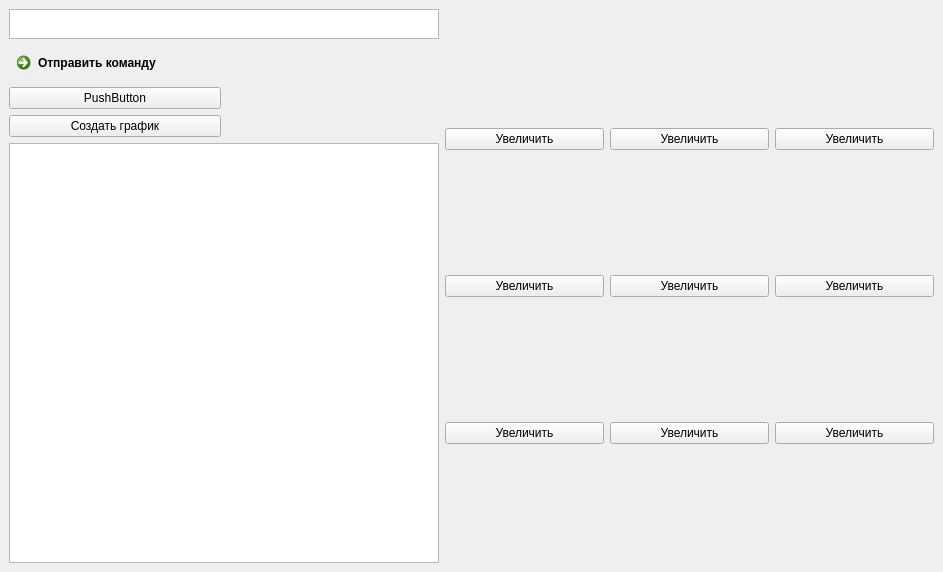
The window that ground/unisat-gcs/src/unisat_gcs/server/gcs_ui.ui (Unica-RocketSpace/CanSat-2018) describes before a commit, drawn with Qt 5.
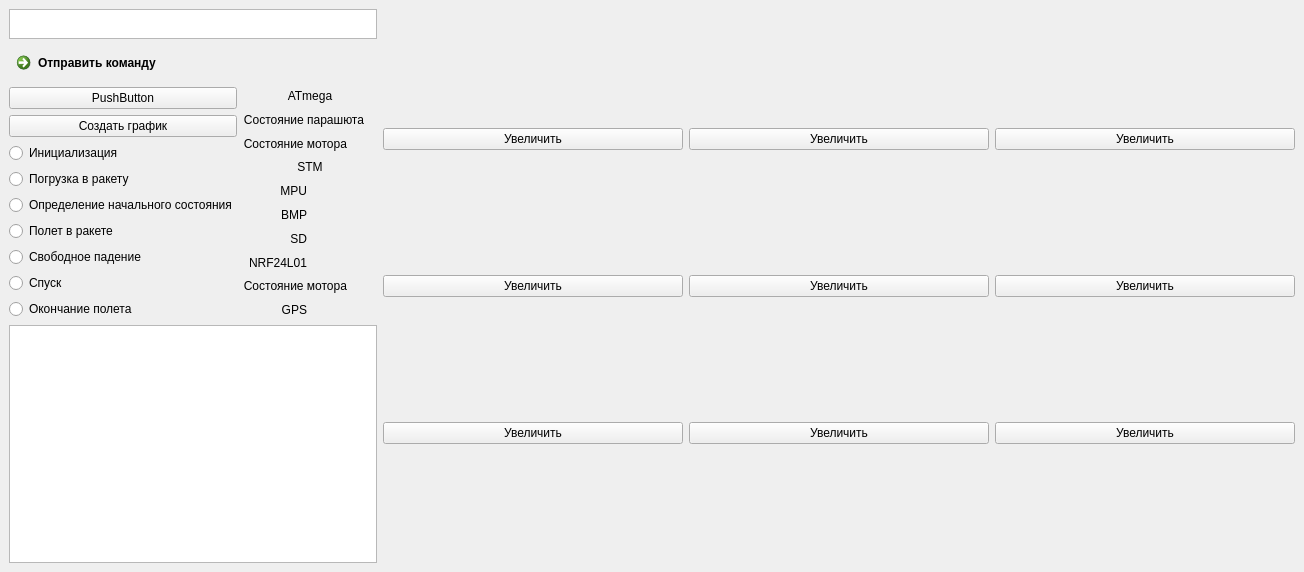
The same window after the commit.

Diff of the .ui file:
```diff
--- a/ground/unisat-gcs/src/unisat_gcs/server/gcs_ui.ui
+++ b/ground/unisat-gcs/src/unisat_gcs/server/gcs_ui.ui
@@ -76,14 +76,279 @@
             </property>
            </widget>
           </item>
+          <item>
+           <layout class="QHBoxLayout" name="horizontalLayout_9">
+            <item>
+             <widget class="QRadioButton" name="Init">
+              <property name="text">
+               <string>Инициализация</string>
+              </property>
+             </widget>
+            </item>
+           </layout>
+          </item>
+          <item>
+           <layout class="QHBoxLayout" name="horizontalLayout_8">
+            <item>
+             <widget class="QRadioButton" name="keep_in_rocket">
+              <property name="text">
+               <string>Погрузка в ракету</string>
+              </property>
+             </widget>
+            </item>
+           </layout>
+          </item>
+          <item>
+           <layout class="QHBoxLayout" name="horizontalLayout_10">
+            <item>
+             <widget class="QRadioButton" name="zero_states">
+              <property name="text">
+               <string>Определение начального состояния</string>
+              </property>
+             </widget>
+            </item>
+           </layout>
+          </item>
+          <item>
+           <layout class="QHBoxLayout" name="horizontalLayout_11">
+            <item>
+             <widget class="QRadioButton" name="fly">
+              <property name="text">
+               <string>Полет в ракете</string>
+              </property>
+             </widget>
+            </item>
+           </layout>
+          </item>
+          <item>
+           <layout class="QHBoxLayout" name="horizontalLayout_12">
+            <item>
+             <widget class="QRadioButton" name="fall">
+              <property name="text">
+               <string>Свободное падение</string>
+              </property>
+             </widget>
+            </item>
+           </layout>
+          </item>
+          <item>
+           <layout class="QHBoxLayout" name="horizontalLayout_13">
+            <item>
+             <widget class="QRadioButton" name="slow_falling">
+              <property name="text">
+               <string>Спуск</string>
+              </property>
+             </widget>
+            </item>
+           </layout>
+          </item>
+          <item>
+           <layout class="QHBoxLayout" name="horizontalLayout_14">
+            <item>
+             <widget class="QRadioButton" name="the_end">
+              <property name="text">
+               <string>Окончание полета</string>
+              </property>
+             </widget>
+            </item>
+           </layout>
+          </item>
          </layout>
         </item>
         <item>
-         <widget class="QLabel" name="state">
-          <property name="text">
-           <string/>
-          </property>
-         </widget>
+         <layout class="QVBoxLayout" name="verticalLayout_5">
+          <item>
+           <widget class="QLabel" name="label_5">
+            <property name="text">
+             <string>ATmega</string>
+            </property>
+            <property name="alignment">
+             <set>Qt::AlignCenter</set>
+            </property>
+           </widget>
+          </item>
+          <item>
+           <layout class="QHBoxLayout" name="horizontalLayout_6">
+            <item>
+             <widget class="QLabel" name="label">
+              <property name="text">
+               <string>Состояние парашюта</string>
+              </property>
+              <property name="alignment">
+               <set>Qt::AlignRight|Qt::AlignTrailing|Qt::AlignVCenter</set>
+              </property>
+             </widget>
+            </item>
+            <item>
+             <widget class="QLabel" name="state_para">
+              <property name="text">
+               <string/>
+              </property>
+             </widget>
+            </item>
+           </layout>
+          </item>
+          <item>
+           <layout class="QHBoxLayout" name="horizontalLayout_7">
+            <item>
+             <widget class="QLabel" name="label_2">
+              <property name="text">
+               <string>Состояние мотора</string>
+              </property>
+              <property name="alignment">
+               <set>Qt::AlignRight|Qt::AlignTrailing|Qt::AlignVCenter</set>
+              </property>
+             </widget>
+            </item>
+            <item>
+             <widget class="QLabel" name="state_atm_motor">
+              <property name="text">
+               <string/>
+              </property>
+             </widget>
+            </item>
+           </layout>
+          </item>
+          <item>
+           <widget class="QLabel" name="label_3">
+            <property name="layoutDirection">
+             <enum>Qt::LeftToRight</enum>
+            </property>
+            <property name="text">
+             <string>STM</string>
+            </property>
+            <property name="alignment">
+             <set>Qt::AlignCenter</set>
+            </property>
+           </widget>
+          </item>
+          <item>
+           <layout class="QHBoxLayout" name="horizontalLayout_15">
+            <item>
+             <widget class="QLabel" name="label_4">
+              <property name="text">
+               <string>MPU</string>
+              </property>
+              <property name="alignment">
+               <set>Qt::AlignRight|Qt::AlignTrailing|Qt::AlignVCenter</set>
+              </property>
+             </widget>
+            </item>
+            <item>
+             <widget class="QLabel" name="mpu_state">
+              <property name="text">
+               <string/>
+              </property>
+             </widget>
+            </item>
+           </layout>
+          </item>
+          <item>
+           <layout class="QHBoxLayout" name="horizontalLayout_16">
+            <item>
+             <widget class="QLabel" name="label_10">
+              <property name="text">
+               <string>BMP</string>
+              </property>
+              <property name="alignment">
+               <set>Qt::AlignRight|Qt::AlignTrailing|Qt::AlignVCenter</set>
+              </property>
+             </widget>
+            </item>
+            <item>
+             <widget class="QLabel" name="bmp_state">
+              <property name="text">
+               <string/>
+              </property>
+             </widget>
+            </item>
+           </layout>
+          </item>
+          <item>
+           <layout class="QHBoxLayout" name="horizontalLayout_17">
+            <item>
+             <widget class="QLabel" name="label_11">
+              <property name="text">
+               <string>SD</string>
+              </property>
+              <property name="alignment">
+               <set>Qt::AlignRight|Qt::AlignTrailing|Qt::AlignVCenter</set>
+              </property>
+             </widget>
+            </item>
+            <item>
+             <widget class="QLabel" name="sd_state">
+              <property name="text">
+               <string/>
+              </property>
+             </widget>
+            </item>
+           </layout>
+          </item>
+          <item>
+           <layout class="QHBoxLayout" name="horizontalLayout_18">
+            <item>
+             <widget class="QLabel" name="label_12">
+              <property name="text">
+               <string>NRF24L01</string>
+              </property>
+              <property name="alignment">
+               <set>Qt::AlignRight|Qt::AlignTrailing|Qt::AlignVCenter</set>
+              </property>
+             </widget>
+            </item>
+            <item>
+             <widget class="QLabel" name="nrf_state">
+              <property name="text">
+               <string/>
+              </property>
+             </widget>
+            </item>
+           </layout>
+          </item>
+          <item>
+           <layout class="QHBoxLayout" name="horizontalLayout_19">
+            <item>
+             <widget class="QLabel" name="label_13">
+              <property name="text">
+               <string>Состояние мотора</string>
+              </property>
+              <property name="alignment">
+               <set>Qt::AlignRight|Qt::AlignTrailing|Qt::AlignVCenter</set>
+              </property>
+             </widget>
+            </item>
+            <item>
+             <widget class="QLabel" name="morot_stm_state">
+              <property name="text">
+               <string/>
+              </property>
+             </widget>
+            </item>
+           </layout>
+          </item>
+          <item>
+           <layout class="QHBoxLayout" name="horizontalLayout_20">
+            <item>
+             <widget class="QLabel" name="label_14">
+              <property name="text">
+               <string>GPS</string>
+              </property>
+              <property name="alignment">
+               <set>Qt::AlignRight|Qt::AlignTrailing|Qt::AlignVCenter</set>
+              </property>
+             </widget>
+            </item>
+            <item>
+             <widget class="QLabel" name="gps_state">
+              <property name="text">
+               <string/>
+              </property>
+             </widget>
+            </item>
+           </layout>
+          </item>
+         </layout>
         </item>
        </layout>
       </item>
@@ -107,6 +372,9 @@
     </item>
     <item>
      <layout class="QVBoxLayout" name="verticalLayout_4">
+      <property name="sizeConstraint">
+       <enum>QLayout::SetDefaultConstraint</enum>
+      </property>
       <item>
        <layout class="QGridLayout" name="top"/>
       </item>
@@ -114,6 +382,18 @@
        <layout class="QHBoxLayout" name="horizontalLayout_3">
         <item>
          <widget class="QPushButton" name="pushButton_13">
+          <property name="sizePolicy">
+           <sizepolicy hsizetype="Maximum" vsizetype="Fixed">
+            <horstretch>0</horstretch>
+            <verstretch>0</verstretch>
+           </sizepolicy>
+          </property>
+          <property name="minimumSize">
+           <size>
+            <width>300</width>
+            <height>0</height>
+           </size>
+          </property>
           <property name="text">
            <string>Увеличить</string>
           </property>
@@ -121,6 +401,12 @@
         </item>
         <item>
          <widget class="QPushButton" name="pushButton_14">
+          <property name="minimumSize">
+           <size>
+            <width>300</width>
+            <height>0</height>
+           </size>
+          </property>
           <property name="text">
            <string>Увеличить</string>
           </property>
@@ -128,6 +414,12 @@
         </item>
         <item>
          <widget class="QPushButton" name="pushButton_12">
+          <property name="minimumSize">
+           <size>
+            <width>300</width>
+            <height>0</height>
+           </size>
+          </property>
           <property name="text">
            <string>Увеличить</string>
           </property>
```
Left out of the diff: 6 changed lines with no effect on the pictures.
